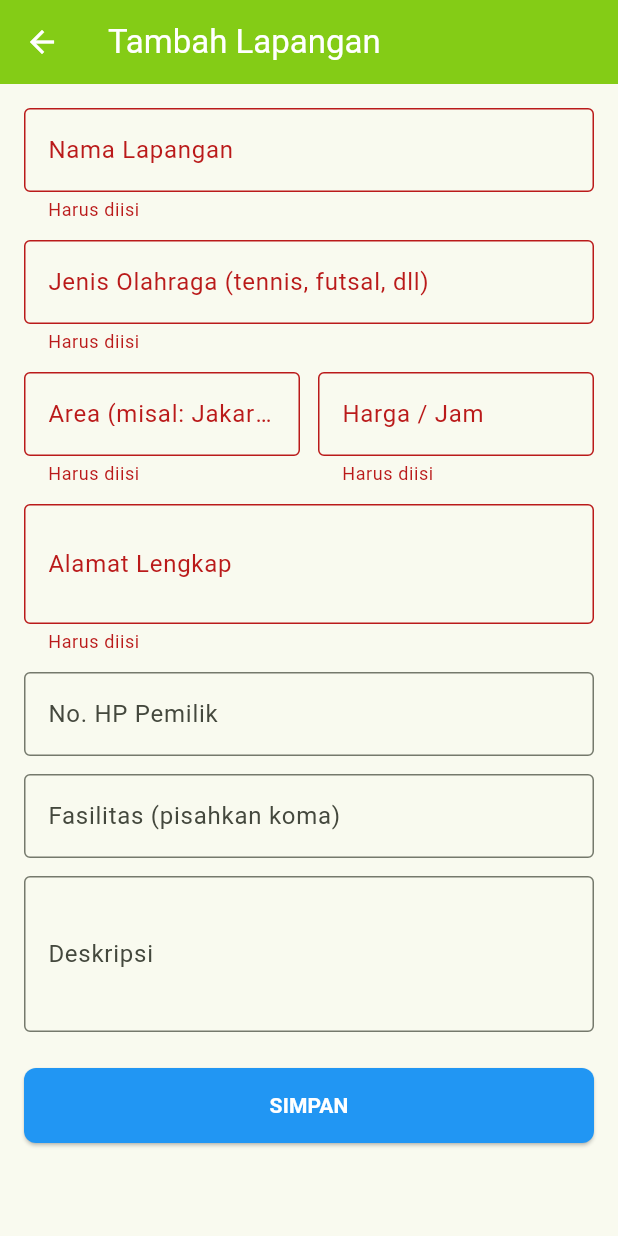
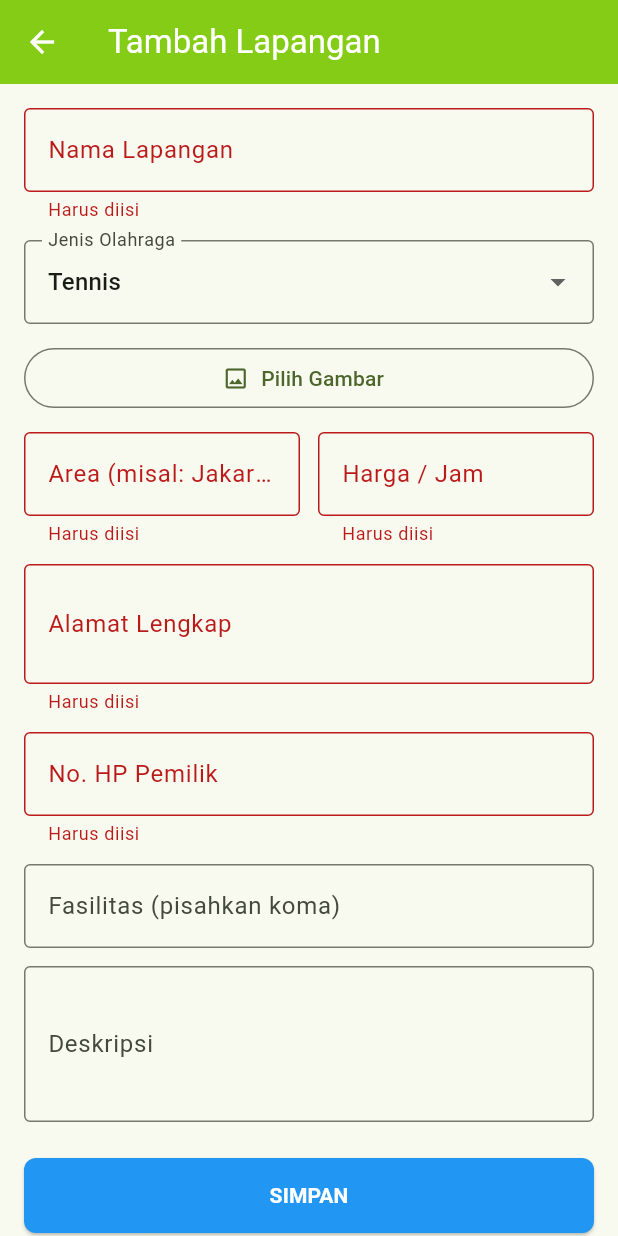
Before and after one commit to PBP-C02/movebuddy, a Flutter app: the CourtFormScreen screen opened directly, after a tap on "SIMPAN", on a phone screen of 412 x 824 dp. Run offline on Flutter 3.47's test engine with Material 3 defaults, Android fonts, the phone set to English and light mode, and no system bars; our stand-ins replace image_picker; missing offline and left inert: pbp_django_auth.

Commit message:
fix bug loadng

```diff
--- a/lib/Court/screens/court_detail_screen.dart
+++ b/lib/Court/screens/court_detail_screen.dart
@@ -57,6 +57,11 @@ class _CourtDetailScreenState extends State<CourtDetailScreen> {
       bool available = await CourtApiHelper(request).checkAvailability(widget.courtId, formattedDate);
       if (mounted) {
         setState(() => _isDateAvailable = available);
+        if (!available) {
+          ScaffoldMessenger.of(context).showSnackBar(
+            const SnackBar(content: Text("Tanggal ini sudah dibooking, pilih tanggal lain.")),
+          );
+        }
       }
     } catch (e) {
       if (mounted) {
--- a/lib/Court/screens/court_form_screen.dart
+++ b/lib/Court/screens/court_form_screen.dart
@@ -1,6 +1,8 @@
+import 'dart:io';
 import 'package:flutter/material.dart';
 import 'package:provider/provider.dart';
 import 'package:pbp_django_auth/pbp_django_auth.dart';
+import 'package:image_picker/image_picker.dart';
 import '../models/court_models.dart';
 import '../helpers/court_api_helper.dart';
 
@@ -17,15 +19,27 @@ class _CourtFormScreenState extends State<CourtFormScreen> {
   final _formKey = GlobalKey<FormState>();
   bool _isLoading = false;
 
+  final Map<String, String> _sportLabels = const {
+    'tennis': 'Tennis',
+    'basketball': 'Basketball',
+    'soccer': 'Soccer',
+    'badminton': 'Badminton',
+    'volleyball': 'Volleyball',
+    'paddle': 'Paddle',
+    'futsal': 'Futsal',
+    'table_tennis': 'Table Tennis',
+  };
+  String? _selectedSportType;
+
   // Controllers
   final _nameController = TextEditingController();
-  final _sportTypeController = TextEditingController();
   final _locationController = TextEditingController(); // e.g. "Jakarta Selatan"
   final _addressController = TextEditingController();
   final _priceController = TextEditingController();
   final _phoneController = TextEditingController();
   final _facilitiesController = TextEditingController();
   final _descController = TextEditingController();
+  XFile? _imageFile;
 
   @override
   void initState() {
@@ -34,7 +48,7 @@ class _CourtFormScreenState extends State<CourtFormScreen> {
     if (widget.court != null) {
       final c = widget.court!;
       _nameController.text = c.name;
-      _sportTypeController.text = c.sportType;
+      _selectedSportType = c.sportType;
       _locationController.text = c.location;
       _addressController.text = c.address;
       _priceController.text = c.price.toInt().toString();
@@ -42,13 +56,19 @@ class _CourtFormScreenState extends State<CourtFormScreen> {
       _facilitiesController.text = c.facilities;
       // Description ada di Detail, bukan BasicInfo.
       // Jika model Court kamu punya desc, masukkan di sini.
+    } else {
+      _selectedSportType = _sportLabels.keys.first;
+    }
+
+    // Fallback jika value dari backend tidak ada di daftar pilihan
+    if (_selectedSportType != null && !_sportLabels.containsKey(_selectedSportType)) {
+      _selectedSportType = _sportLabels.keys.first;
     }
   }
 
   @override
   void dispose() {
     _nameController.dispose();
-    _sportTypeController.dispose();
     _locationController.dispose();
     _addressController.dispose();
     _priceController.dispose();
@@ -56,6 +76,20 @@ class _CourtFormScreenState extends State<CourtFormScreen> {
     _facilitiesController.dispose();
     _descController.dispose();
     super.dispose();
+  }
+
+  String _sanitizePhone(String value) {
+    return value.replaceAll(RegExp(r'[^0-9]'), '');
+  }
+
+  Future<void> _pickImage() async {
+    final picker = ImagePicker();
+    final picked = await picker.pickImage(source: ImageSource.gallery, imageQuality: 75);
+    if (picked != null) {
+      setState(() {
+        _imageFile = picked;
+      });
+    }
   }
 
   Future<void> _saveForm() async {
@@ -68,27 +102,32 @@ class _CourtFormScreenState extends State<CourtFormScreen> {
 
     // 2. Siapkan data fields
     // Sesuaikan key map ini dengan yang diminta Django views.py kamu
+    final sanitizedPhone = _sanitizePhone(_phoneController.text);
+    final priceValue = _priceController.text.replaceAll(',', '').trim();
+
     final Map<String, String> fields = {
-      'name': _nameController.text,
-      'sport_type': _sportTypeController.text,
-      'location': _locationController.text,
-      'address': _addressController.text,
-      'price_per_hour': _priceController.text,
-      'owner_phone': _phoneController.text,
-      'facilities': _facilitiesController.text,
-      'description': _descController.text,
+      'name': _nameController.text.trim(),
+      'sport_type': _selectedSportType ?? '',
+      'location': _locationController.text.trim(),
+      'address': _addressController.text.trim(),
+      'price_per_hour': priceValue,
+      'owner_phone': sanitizedPhone,
+      'facilities': _facilitiesController.text.trim(),
+      'description': _descController.text.trim(),
+      'rating': '0',
     };
 
     bool success;
     final api = CourtApiHelper(request); // Inject request
+    final imageFile = _imageFile != null ? File(_imageFile!.path) : null;
 
     try {
       if (widget.court == null) {
         // Mode Add
-        success = await api.addCourt(fields);
+        success = await api.addCourt(fields, imageFile: imageFile);
       } else {
         // Mode Edit
-        success = await api.editCourt(widget.court!.id, fields);
+        success = await api.editCourt(widget.court!.id, fields, imageFile: imageFile);
       }
 
       if (mounted) {
@@ -130,10 +169,42 @@ class _CourtFormScreenState extends State<CourtFormScreen> {
             ),
             const SizedBox(height: 12),
 
-            TextFormField(
-              controller: _sportTypeController,
-              decoration: const InputDecoration(labelText: "Jenis Olahraga (tennis, futsal, dll)", border: OutlineInputBorder()),
-              validator: (v) => v!.isEmpty ? "Harus diisi" : null,
+            DropdownButtonFormField<String>(
+              value: _selectedSportType,
+              items: _sportLabels.entries
+                  .map((entry) => DropdownMenuItem(
+                        value: entry.key,
+                        child: Text(entry.value),
+                      ))
+                  .toList(),
+              decoration: const InputDecoration(
+                labelText: "Jenis Olahraga",
+                border: OutlineInputBorder(),
+              ),
+              onChanged: (val) => setState(() => _selectedSportType = val),
+              validator: (v) => (v == null || v.isEmpty) ? "Pilih jenis olahraga" : null,
+            ),
+            const SizedBox(height: 12),
+
+            Row(
+              children: [
+                Expanded(
+                  child: OutlinedButton.icon(
+                    onPressed: _isLoading ? null : _pickImage,
+                    icon: const Icon(Icons.image_outlined),
+                    label: Text(_imageFile == null ? "Pilih Gambar" : "Ganti Gambar"),
+                  ),
+                ),
+                if (_imageFile != null) ...[
+                  const SizedBox(width: 12),
+                  Flexible(
+                    child: Text(
+                      _imageFile!.path.split(Platform.pathSeparator).last,
+                      overflow: TextOverflow.ellipsis,
+                    ),
+                  ),
+                ],
+              ],
             ),
             const SizedBox(height: 12),
 
@@ -143,7 +214,7 @@ class _CourtFormScreenState extends State<CourtFormScreen> {
                   child: TextFormField(
                     controller: _locationController,
                     decoration: const InputDecoration(labelText: "Area (misal: Jakarta)", border: OutlineInputBorder()),
-                    validator: (v) => v!.isEmpty ? "Harus diisi" : null,
+                    validator: (v) => v == null || v.trim().isEmpty ? "Harus diisi" : null,
                   ),
                 ),
                 const SizedBox(width: 12),
@@ -152,7 +223,14 @@ class _CourtFormScreenState extends State<CourtFormScreen> {
                     controller: _priceController,
                     decoration: const InputDecoration(labelText: "Harga / Jam", border: OutlineInputBorder(), prefixText: "Rp "),
                     keyboardType: TextInputType.number,
-                    validator: (v) => v!.isEmpty ? "Harus diisi" : null,
+                    validator: (v) {
+                      final value = v?.replaceAll(',', '').trim() ?? '';
+                      if (value.isEmpty) return "Harus diisi";
+                      final parsed = double.tryParse(value);
+                      if (parsed == null) return "Masukkan angka valid";
+                      if (parsed < 0) return "Harga tidak boleh negatif";
+                      return null;
+                    },
                   ),
                 ),
               ],
@@ -163,7 +241,7 @@ class _CourtFormScreenState extends State<CourtFormScreen> {
               controller: _addressController,
               decoration: const InputDecoration(labelText: "Alamat Lengkap", border: OutlineInputBorder()),
               maxLines: 2,
-              validator: (v) => v!.isEmpty ? "Harus diisi" : null,
+              validator: (v) => v == null || v.trim().isEmpty ? "Harus diisi" : null,
             ),
             const SizedBox(height: 12),
 
@@ -171,6 +249,12 @@ class _CourtFormScreenState extends State<CourtFormScreen> {
               controller: _phoneController,
               decoration: const InputDecoration(labelText: "No. HP Pemilik", border: OutlineInputBorder()),
               keyboardType: TextInputType.phone,
+              validator: (v) {
+                final digits = _sanitizePhone(v ?? '');
+                if (digits.isEmpty) return "Harus diisi";
+                if (digits.length < 8 || digits.length > 20) return "Gunakan 8-20 digit angka";
+                return null;
+              },
             ),
             const SizedBox(height: 12),
 
```
Also changed, not shown: lib/Court/helpers/court_api_helper.dart (+60 -14 lines), lib/Court/screens/court_booking_screen.dart (+19 -1 lines).
